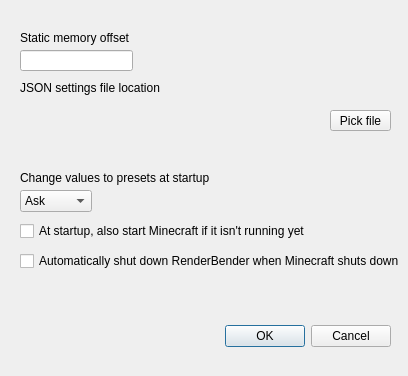
Qt form metasettings.ui (SpeedyCodes/RenderBender) before a commit.
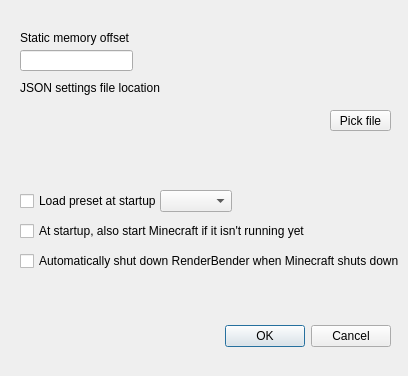
The same form after that commit.

```diff
--- a/metasettings.ui
+++ b/metasettings.ui
@@ -71,42 +71,14 @@
   <widget class="QComboBox" name="presValBehBox">
    <property name="geometry">
     <rect>
-     <x>20</x>
+     <x>160</x>
      <y>190</y>
      <width>72</width>
      <height>22</height>
     </rect>
    </property>
    <property name="currentIndex">
-    <number>1</number>
-   </property>
-   <item>
-    <property name="text">
-     <string>Disabled</string>
-    </property>
-   </item>
-   <item>
-    <property name="text">
-     <string>Ask</string>
-    </property>
-   </item>
-   <item>
-    <property name="text">
-     <string>Enabled</string>
-    </property>
-   </item>
-  </widget>
-  <widget class="QLabel" name="label_2">
-   <property name="geometry">
-    <rect>
-     <x>20</x>
-     <y>170</y>
-     <width>211</width>
-     <height>16</height>
-    </rect>
-   </property>
-   <property name="text">
-    <string>Change values to presets at startup</string>
+    <number>-1</number>
    </property>
   </widget>
   <widget class="QLabel" name="label_3">
@@ -177,6 +149,19 @@
     <string>Automatically shut down RenderBender when Minecraft shuts down</string>
    </property>
   </widget>
+  <widget class="QCheckBox" name="loadPresetcheckBox">
+   <property name="geometry">
+    <rect>
+     <x>20</x>
+     <y>190</y>
+     <width>141</width>
+     <height>22</height>
+    </rect>
+   </property>
+   <property name="text">
+    <string>Load preset at startup</string>
+   </property>
+  </widget>
  </widget>
  <resources/>
  <connections>
```
